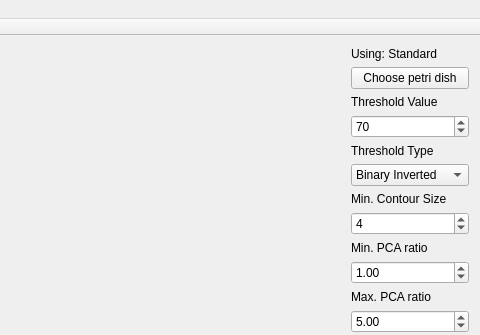
First picture: the form in mainwindow.ui, repository ColonyCounter/ColonyCounter-GUI, before the edit; both pictures show x 183 to 663 and y 0 to 335 of the 663 by 760 pixel window.
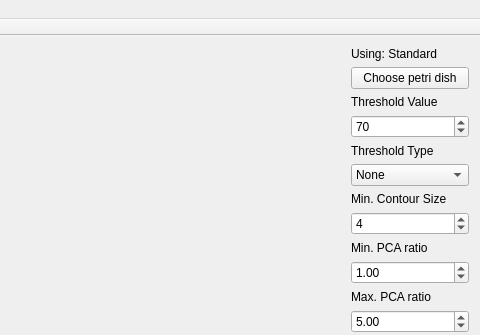
Second picture: the form after the edit.

Patch:
```diff
--- a/mainwindow.ui
+++ b/mainwindow.ui
@@ -230,7 +230,7 @@
          </sizepolicy>
         </property>
         <property name="currentIndex">
-         <number>1</number>
+         <number>5</number>
         </property>
         <item>
          <property name="text">
@@ -257,6 +257,11 @@
           <string>To Zero Inverted</string>
          </property>
         </item>
+        <item>
+         <property name="text">
+          <string>None</string>
+         </property>
+        </item>
        </widget>
       </item>
       <item row="8" column="0">
```
Left out of the diff: 2 changed lines with no effect on the pictures.
